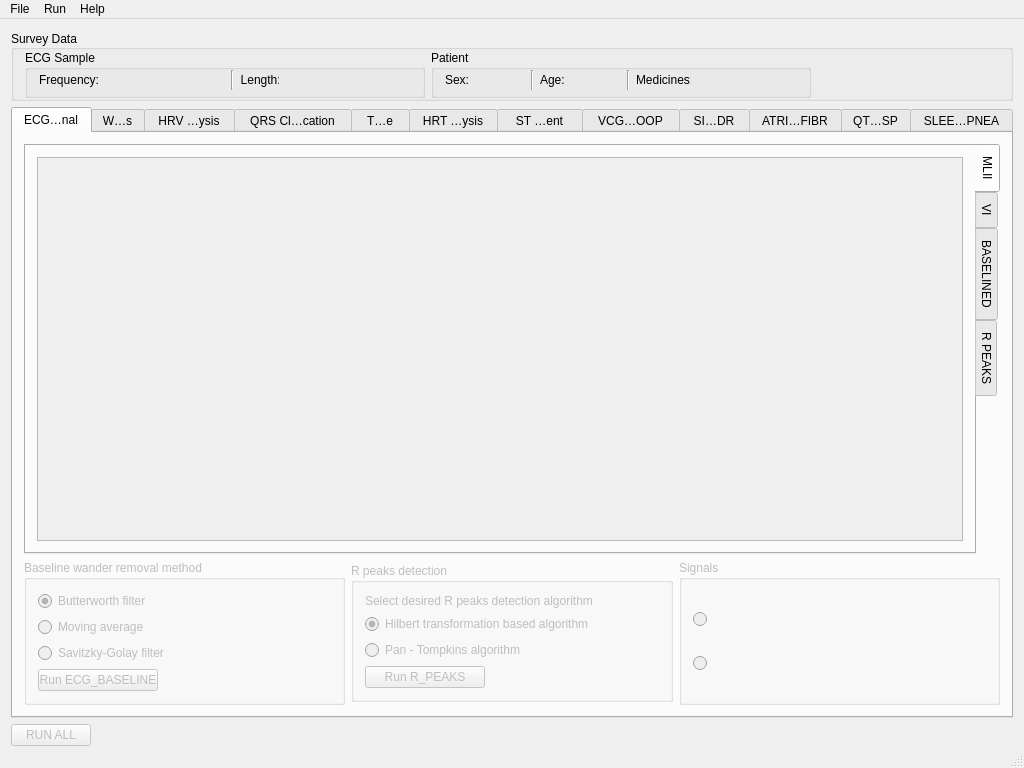
First picture: the form in EKG/Views/airecgmain.ui, repository qwerty90/ProjektEKG, before the edit.
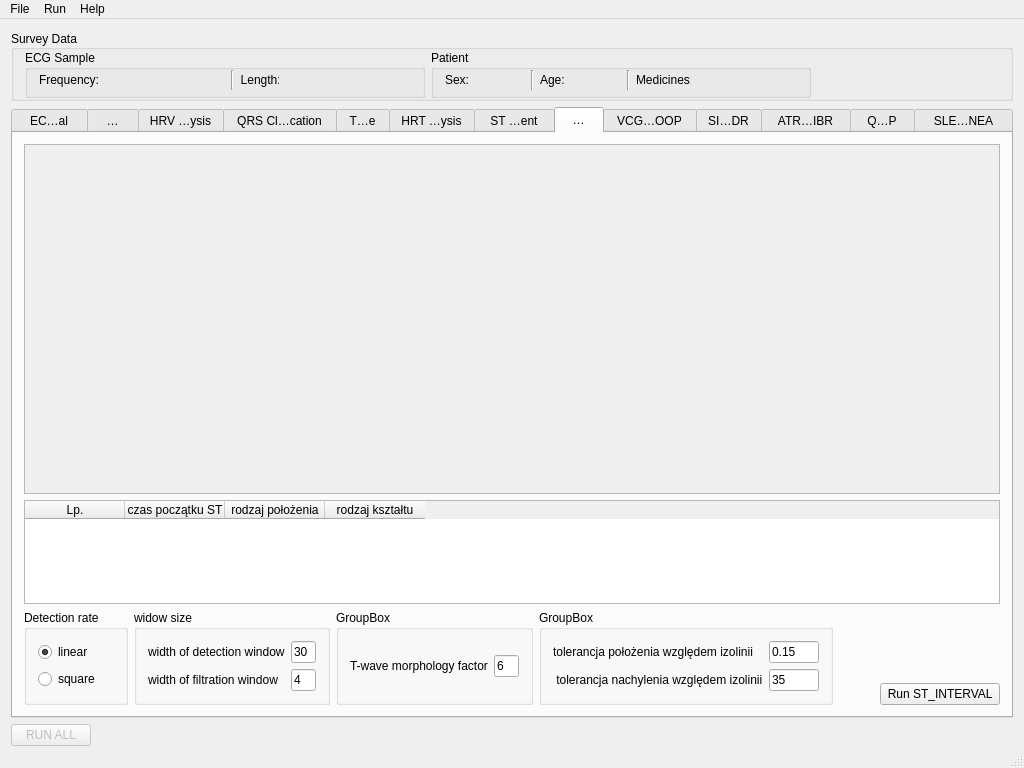
Second picture: the form after the edit. The open tabs and pages were chosen to show the change. Icons and pictures are not drawn.

```diff
--- a/EKG/Views/airecgmain.ui
+++ b/EKG/Views/airecgmain.ui
@@ -2441,6 +2441,280 @@
           </item>
          </layout>
         </widget>
+        <widget class="QWidget" name="st_interval">
+         <attribute name="title">
+          <string>Strona</string>
+         </attribute>
+         <layout class="QVBoxLayout" name="verticalLayout_31">
+          <item>
+           <layout class="QHBoxLayout" name="horizontalLayout_28">
+            <item>
+             <layout class="QVBoxLayout" name="verticalLayout_32">
+              <item>
+               <widget class="QScrollArea" name="scrollArea">
+                <property name="minimumSize">
+                 <size>
+                  <width>0</width>
+                  <height>350</height>
+                 </size>
+                </property>
+                <property name="widgetResizable">
+                 <bool>true</bool>
+                </property>
+                <widget class="QWidget" name="scrollAreaWidgetContents_8">
+                 <property name="geometry">
+                  <rect>
+                   <x>0</x>
+                   <y>0</y>
+                   <width>974</width>
+                   <height>348</height>
+                  </rect>
+                 </property>
+                </widget>
+               </widget>
+              </item>
+              <item>
+               <widget class="QTableWidget" name="tableWidget_2">
+                <column>
+                 <property name="text">
+                  <string>Lp.</string>
+                 </property>
+                </column>
+                <column>
+                 <property name="text">
+                  <string>czas początku ST</string>
+                 </property>
+                </column>
+                <column>
+                 <property name="text">
+                  <string>rodzaj położenia</string>
+                 </property>
+                </column>
+                <column>
+                 <property name="text">
+                  <string>rodzaj kształtu</string>
+                 </property>
+                </column>
+               </widget>
+              </item>
+             </layout>
+            </item>
+           </layout>
+          </item>
+          <item>
+           <layout class="QHBoxLayout" name="horizontalLayout_3">
+            <item>
+             <widget class="QGroupBox" name="groupBox_7">
+              <property name="minimumSize">
+               <size>
+                <width>0</width>
+                <height>50</height>
+               </size>
+              </property>
+              <property name="title">
+               <string>Detection rate</string>
+              </property>
+              <layout class="QVBoxLayout" name="verticalLayout_30">
+               <item>
+                <widget class="QRadioButton" name="detectionratelinear">
+                 <property name="text">
+                  <string>linear</string>
+                 </property>
+                 <property name="checked">
+                  <bool>true</bool>
+                 </property>
+                </widget>
+               </item>
+               <item>
+                <widget class="QRadioButton" name="detectionratesquare">
+                 <property name="text">
+                  <string>square</string>
+                 </property>
+                </widget>
+               </item>
+              </layout>
+             </widget>
+            </item>
+            <item>
+             <widget class="QGroupBox" name="groupBox_5">
+              <property name="title">
+               <string>widow size</string>
+              </property>
+              <layout class="QFormLayout" name="formLayout">
+               <property name="fieldGrowthPolicy">
+                <enum>QFormLayout::AllNonFixedFieldsGrow</enum>
+               </property>
+               <item row="0" column="0">
+                <widget class="QLabel" name="label_8">
+                 <property name="text">
+                  <string>width of detection window</string>
+                 </property>
+                </widget>
+               </item>
+               <item row="0" column="1">
+                <widget class="QLineEdit" name="lineEdit">
+                 <property name="maximumSize">
+                  <size>
+                   <width>25</width>
+                   <height>16777215</height>
+                  </size>
+                 </property>
+                 <property name="layoutDirection">
+                  <enum>Qt::RightToLeft</enum>
+                 </property>
+                 <property name="text">
+                  <string>30</string>
+                 </property>
+                </widget>
+               </item>
+               <item row="1" column="0">
+                <widget class="QLabel" name="label_13">
+                 <property name="text">
+                  <string>width of filtration window</string>
+                 </property>
+                </widget>
+               </item>
+               <item row="1" column="1">
+                <widget class="QLineEdit" name="lineEdit_2">
+                 <property name="maximumSize">
+                  <size>
+                   <width>25</width>
+                   <height>16777215</height>
+                  </size>
+                 </property>
+                 <property name="layoutDirection">
+                  <enum>Qt::RightToLeft</enum>
+                 </property>
+                 <property name="text">
+                  <string>4</string>
+                 </property>
+                </widget>
+               </item>
+              </layout>
+             </widget>
+            </item>
+            <item>
+             <widget class="QGroupBox" name="groupBox_8">
+              <property name="title">
+               <string>GroupBox</string>
+              </property>
+              <layout class="QHBoxLayout" name="horizontalLayout_7">
+               <item>
+                <widget class="QLabel" name="label_23">
+                 <property name="text">
+                  <string>T-wave morphology factor</string>
+                 </property>
+                </widget>
+               </item>
+               <item>
+                <widget class="QLineEdit" name="lineEdit_5">
+                 <property name="maximumSize">
+                  <size>
+                   <width>25</width>
+                   <height>16777215</height>
+                  </size>
+                 </property>
+                 <property name="text">
+                  <string>6</string>
+                 </property>
+                </widget>
+               </item>
+              </layout>
+             </widget>
+            </item>
+            <item>
+             <widget class="QGroupBox" name="groupBox_4">
+              <property name="title">
+               <string>GroupBox</string>
+              </property>
+              <layout class="QFormLayout" name="formLayout_2">
+               <property name="fieldGrowthPolicy">
+                <enum>QFormLayout::AllNonFixedFieldsGrow</enum>
+               </property>
+               <item row="0" column="0">
+                <widget class="QLabel" name="label_21">
+                 <property name="text">
+                  <string>tolerancja położenia względem izolinii</string>
+                 </property>
+                </widget>
+               </item>
+               <item row="0" column="1">
+                <widget class="QLineEdit" name="lineEdit_4">
+                 <property name="maximumSize">
+                  <size>
+                   <width>50</width>
+                   <height>16777215</height>
+                  </size>
+                 </property>
+                 <property name="text">
+                  <string>0.15</string>
+                 </property>
+                </widget>
+               </item>
+               <item row="1" column="0">
+                <widget class="QLabel" name="label_22">
+                 <property name="text">
+                  <string> tolerancja nachylenia względem izolinii</string>
+                 </property>
+                </widget>
+               </item>
+               <item row="1" column="1">
+                <widget class="QLineEdit" name="lineEdit_3">
+                 <property name="maximumSize">
+                  <size>
+                   <width>50</width>
+                   <height>16777215</height>
+                  </size>
+                 </property>
+                 <property name="text">
+                  <string>35</string>
+                 </property>
+                </widget>
+               </item>
+              </layout>
+             </widget>
+            </item>
+            <item>
+             <spacer name="horizontalSpacer_9">
+              <property name="orientation">
+               <enum>Qt::Horizontal</enum>
+              </property>
+              <property name="sizeHint" stdset="0">
+               <size>
+                <width>40</width>
+                <height>20</height>
+               </size>
+              </property>
+             </spacer>
+            </item>
+            <item>
+             <layout class="QVBoxLayout" name="verticalLayout_33">
+              <item>
+               <spacer name="verticalSpacer">
+                <property name="orientation">
+                 <enum>Qt::Vertical</enum>
+                </property>
+                <property name="sizeHint" stdset="0">
+                 <size>
+                  <width>20</width>
+                  <height>20</height>
+                 </size>
+                </property>
+               </spacer>
+              </item>
+              <item>
+               <widget class="QPushButton" name="pushButton">
+                <property name="text">
+                 <string> Run ST_INTERVAL </string>
+                </property>
+               </widget>
+              </item>
+             </layout>
+            </item>
+           </layout>
+          </item>
+         </layout>
+        </widget>
         <widget class="QWidget" name="vcg_t_loop">
          <attribute name="title">
           <string>VCG_T_LOOP</string>
```
Left out of the diff: 262 changed lines with no effect on the pictures.
